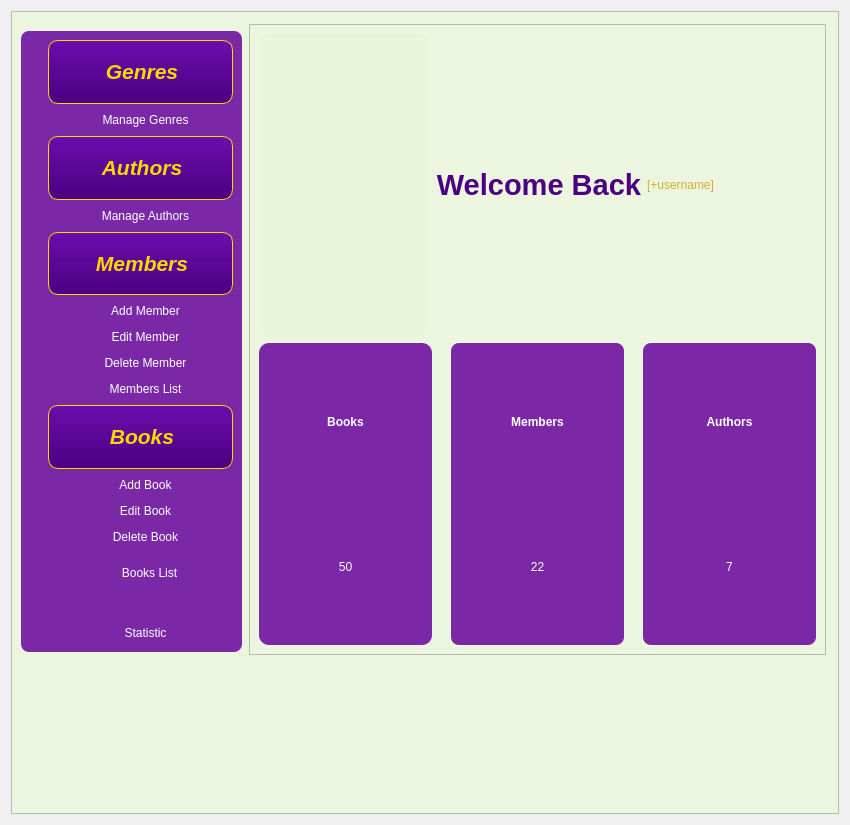
This is digitalLibrary.ui in salmajaghoua23/Library as Qt 5 draws it before an edit. The edited form follows.
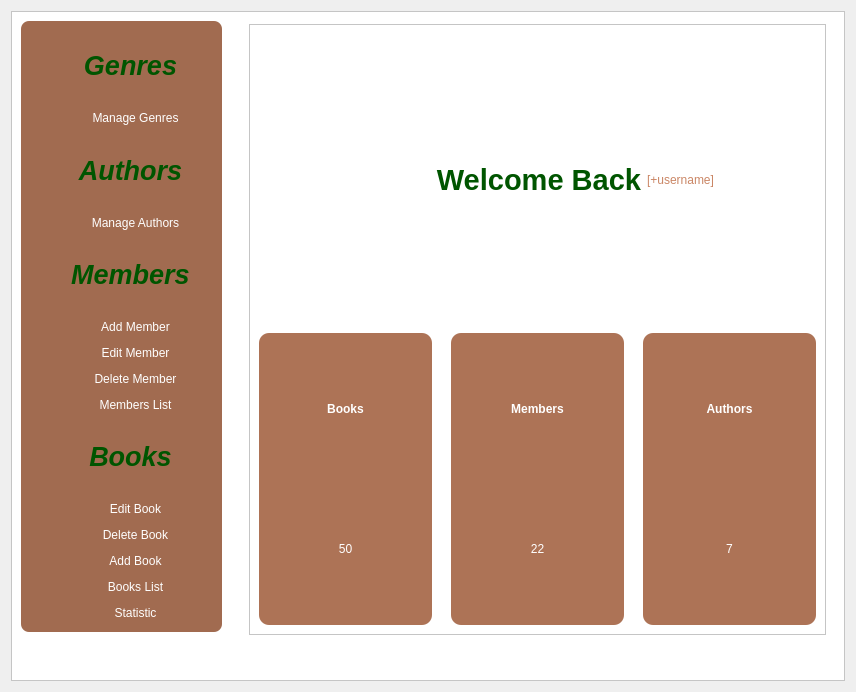
This is the edited form. Icons and pictures are not drawn.

Diff of the .ui file:
```diff
--- a/digitalLibrary.ui
+++ b/digitalLibrary.ui
@@ -6,8 +6,8 @@
    <rect>
     <x>0</x>
     <y>0</y>
-    <width>850</width>
-    <height>825</height>
+    <width>856</width>
+    <height>692</height>
    </rect>
   </property>
   <property name="windowTitle">
@@ -17,7 +17,7 @@
    <item>
     <widget class="QFrame" name="frame_4">
      <property name="styleSheet">
-      <string notr="true">background-color: #ebf5df</string>
+      <string notr="true">background-color: white</string>
      </property>
      <property name="frameShape">
       <enum>QFrame::Shape::StyledPanel</enum>
@@ -31,11 +31,11 @@
         <x>238</x>
         <y>13</y>
         <width>577</width>
-        <height>631</height>
+        <height>611</height>
        </rect>
       </property>
       <property name="styleSheet">
-       <string notr="true">background-color: #ebf5df;
+       <string notr="true">background-color: white;
 </string>
       </property>
       <property name="frameShape">
@@ -56,7 +56,7 @@
                <item>
                 <widget class="QFrame" name="frame_2">
                  <property name="styleSheet">
-                  <string notr="true">background-color: #e9f5db;
+                  <string notr="true">background-color: white;
 border-radius: 10px;</string>
                  </property>
                  <property name="frameShape">
@@ -69,7 +69,7 @@
                   <item>
                    <widget class="QLabel" name="label_3">
                     <property name="styleSheet">
-                     <string notr="true"/>
+                     <string notr="true">background:white;</string>
                     </property>
                     <property name="text">
                      <string/>
@@ -90,11 +90,11 @@
             <widget class="QLabel" name="label">
              <property name="styleSheet">
               <string notr="true">font: italic 18pt &quot;Georgia&quot;;
-color: #4B0082;  /* Violet foncé */
+color:  rgb(210, 156, 255);/* Violet foncé */
 text-shadow: 1px 1px 2px #FFD70033;  /* Ombre dorée subtile */</string>
              </property>
              <property name="text">
-              <string>&lt;html&gt;&lt;head/&gt;&lt;body&gt;&lt;p align=&quot;right&quot;&gt;&lt;span style=&quot; font-size:22pt; font-weight:700;&quot;&gt;Welcome Back&lt;/span&gt;&lt;/p&gt;&lt;/body&gt;&lt;/html&gt;</string>
+              <string>&lt;html&gt;&lt;head/&gt;&lt;body&gt;&lt;p align=&quot;right&quot;&gt;&lt;span style=&quot; font-size:22pt; font-weight:700; color:#005500;&quot;&gt;Welcome Back&lt;/span&gt;&lt;/p&gt;&lt;/body&gt;&lt;/html&gt;</string>
              </property>
             </widget>
            </item>
@@ -105,7 +105,7 @@
 color: #D4AF37;  /* Or métallique */</string>
              </property>
              <property name="text">
-              <string>&lt;html&gt;&lt;head/&gt;&lt;body&gt;&lt;p&gt;&lt;span style=&quot; color:#d4af37;&quot;&gt;[+username]&lt;/span&gt;&lt;/p&gt;&lt;/body&gt;&lt;/html&gt;</string>
+              <string>&lt;html&gt;&lt;head/&gt;&lt;body&gt;&lt;p&gt;&lt;span style=&quot; color:#ca8665;&quot;&gt;[+username]&lt;/span&gt;&lt;/p&gt;&lt;/body&gt;&lt;/html&gt;</string>
              </property>
             </widget>
            </item>
@@ -118,7 +118,7 @@
          <item>
           <widget class="QFrame" name="frame_9">
            <property name="styleSheet">
-            <string notr="true">background-color: #7A28A5;
+            <string notr="true">background-color: rgb(173, 115, 86);
 border-radius: 10px;</string>
            </property>
            <property name="frameShape">
@@ -184,8 +184,8 @@
          <item>
           <widget class="QFrame" name="frame_8">
            <property name="styleSheet">
-            <string notr="true">background-color:#7A28A5;
-border-radius: 8px;</string>
+            <string notr="true">background-color: rgb(173, 115, 86);
+border-radius: 10px;</string>
            </property>
            <property name="frameShape">
             <enum>QFrame::Shape::StyledPanel</enum>
@@ -250,8 +250,8 @@
          <item>
           <widget class="QFrame" name="frame_6">
            <property name="styleSheet">
-            <string notr="true">background-color: #7A28A5;
-border-radius: 8px;</string>
+            <string notr="true">background-color: rgb(173, 115, 86);
+border-radius: 10px;</string>
            </property>
            <property name="frameShape">
             <enum>QFrame::Shape::StyledPanel</enum>
@@ -305,13 +305,13 @@
       <property name="geometry">
        <rect>
         <x>10</x>
-        <y>20</y>
-        <width>221</width>
-        <height>621</height>
+        <y>10</y>
+        <width>201</width>
+        <height>611</height>
        </rect>
       </property>
       <property name="styleSheet">
-       <string notr="true">background-color: #7A28A5; /* ou une autre couleur */
+       <string notr="true">background-color: rgb(161, 107, 80); /* ou une autre couleur */
 border-radius: 8px;
 </string>
       </property>
@@ -343,15 +343,10 @@
          <item>
           <widget class="QLabel" name="label_5">
            <property name="styleSheet">
-            <string notr="true">background: qlineargradient(x1:0, y1:0, x2:0, y2:1, stop:0 #6A0DAD, stop:1 #4B0082); /* Dégradé violet */
-border-radius: 10px;
-border: 1px solid #FFD700; /* Bordure or plus fine */
-box-shadow: 0 4px 8px rgba(106, 13, 173, 0.3); /* Ombre violette */
-
-</string>
+            <string notr="true">color:rgb(0, 85, 0)</string>
            </property>
            <property name="text">
-            <string>&lt;html&gt;&lt;head/&gt;&lt;body&gt;&lt;p align=&quot;center&quot;&gt;&lt;span style=&quot; font-size:16pt; font-weight:700; font-style:italic; color:#ffd700;&quot;&gt;Genres&lt;/span&gt;&lt;/p&gt;&lt;/body&gt;&lt;/html&gt;</string>
+            <string>&lt;html&gt;&lt;head/&gt;&lt;body&gt;&lt;p align=&quot;center&quot;&gt;&lt;span style=&quot; font-size:20pt; font-weight:700; font-style:italic; color:#005500;&quot;&gt;Genres&lt;/span&gt;&lt;/p&gt;&lt;/body&gt;&lt;/html&gt;</string>
            </property>
           </widget>
          </item>
@@ -427,15 +422,10 @@
          <item>
           <widget class="QLabel" name="label_6">
            <property name="styleSheet">
-            <string notr="true">background: qlineargradient(x1:0, y1:0, x2:0, y2:1, stop:0 #6A0DAD, stop:1 #4B0082); /* Dégradé violet */
-border-radius: 10px;
-border: 1px solid #FFD700; /* Bordure or plus fine */
-box-shadow: 0 4px 8px rgba(106, 13, 173, 0.3); /* Ombre violette */
-
-</string>
+            <string notr="true">color:rgb(85, 170, 0)qradialgradient(spread:pad, cx:0.5, cy:0.5, radius:0.5, fx:0.5, fy:0.5, stop:0 rgba(255, 235, 235, 206), stop:0.35 rgba(255, 188, 188, 80), stop:0.4 rgba(255, 162, 162, 80), stop:0.425 rgba(255, 132, 132, 156), stop:0.44 rgba(252, 128, 128, 80), stop:1 rgba(255, 255, 255, 0))</string>
            </property>
            <property name="text">
-            <string>&lt;html&gt;&lt;head/&gt;&lt;body&gt;&lt;p align=&quot;center&quot;&gt;&lt;span style=&quot; font-size:16pt; font-weight:700; font-style:italic; color:#ffd700;&quot;&gt;Authors&lt;/span&gt;&lt;/p&gt;&lt;/body&gt;&lt;/html&gt;</string>
+            <string>&lt;html&gt;&lt;head/&gt;&lt;body&gt;&lt;p align=&quot;center&quot;&gt;&lt;span style=&quot; font-size:20pt; font-weight:700; font-style:italic; color:#005500;&quot;&gt;Authors&lt;/span&gt;&lt;/p&gt;&lt;/body&gt;&lt;/html&gt;</string>
            </property>
           </widget>
          </item>
@@ -472,8 +462,7 @@
 {
 background:#FFD700#FFD700;
 border-radius:5px;
-}
-</string>
+}</string>
            </property>
            <property name="text">
             <string>Manage Authors</string>
@@ -512,15 +501,10 @@
          <item>
           <widget class="QLabel" name="label_7">
            <property name="styleSheet">
-            <string notr="true">background: qlineargradient(x1:0, y1:0, x2:0, y2:1, stop:0 #6A0DAD, stop:1 #4B0082); /* Dégradé violet */
-border-radius: 10px;
-border: 1px solid #FFD700; /* Bordure or plus fine */
-box-shadow: 0 4px 8px rgba(106, 13, 173, 0.3); /* Ombre violette */
-
-</string>
+            <string notr="true"/>
            </property>
            <property name="text">
-            <string>&lt;html&gt;&lt;head/&gt;&lt;body&gt;&lt;p align=&quot;center&quot;&gt;&lt;span style=&quot; font-size:16pt; font-weight:700; font-style:italic; color:#ffd700;&quot;&gt;Members&lt;/span&gt;&lt;/p&gt;&lt;/body&gt;&lt;/html&gt;</string>
+            <string>&lt;html&gt;&lt;head/&gt;&lt;body&gt;&lt;p align=&quot;center&quot;&gt;&lt;span style=&quot; font-size:20pt; font-weight:700; font-style:italic; color:#005500;&quot;&gt;Members&lt;/span&gt;&lt;/p&gt;&lt;/body&gt;&lt;/html&gt;</string>
            </property>
           </widget>
          </item>
@@ -598,7 +582,7 @@
            <property name="styleSheet">
             <string notr="true">QPushButton{
 font: 63 14pt &quot;georgia&quot;;
-color:white;
+color: white;
 padding : 0 8px;
 
 }
@@ -647,7 +631,7 @@
            <property name="styleSheet">
             <string notr="true">QPushButton{
 font: 63 14pt &quot;georgia&quot;;
-color:white;
+color: white;
 padding : 0 8px;
 
 }
@@ -696,7 +680,7 @@
            <property name="styleSheet">
             <string notr="true">QPushButton{
 font: 63 14pt &quot;georgia&quot;;
-color:white;
+color: white;
 padding : 0 8px;
 
 }
@@ -743,64 +727,10 @@
          <item>
           <widget class="QLabel" name="label_8">
            <property name="styleSheet">
-            <string notr="true">background: qlineargradient(x1:0, y1:0, x2:0, y2:1, stop:0 #6A0DAD, stop:1 #4B0082); /* Dégradé violet */
-border-radius: 10px;
-border: 1px solid #FFD700; /* Bordure or plus fine */
-box-shadow: 0 4px 8px rgba(106, 13, 173, 0.3); /* Ombre violette */
-
-</string>
+            <string notr="true"/>
            </property>
            <property name="text">
-            <string>&lt;html&gt;&lt;head/&gt;&lt;body&gt;&lt;p align=&quot;center&quot;&gt;&lt;span style=&quot; font-size:16pt; font-weight:700; font-style:italic; color:#ffd700;&quot;&gt;Books&lt;/span&gt;&lt;/p&gt;&lt;/body&gt;&lt;/html&gt;</string>
-           </property>
-          </widget>
-         </item>
-        </layout>
-       </item>
-       <item>
-        <layout class="QHBoxLayout" name="horizontalLayout_11">
-         <item>
-          <spacer name="horizontalSpacer_9">
-           <property name="orientation">
-            <enum>Qt::Orientation::Horizontal</enum>
-           </property>
-           <property name="sizeType">
-            <enum>QSizePolicy::Policy::Fixed</enum>
-           </property>
-           <property name="sizeHint" stdset="0">
-            <size>
-             <width>28</width>
-             <height>20</height>
-            </size>
-           </property>
-          </spacer>
-         </item>
-         <item>
-          <widget class="QPushButton" name="addBookBtn">
-           <property name="styleSheet">
-            <string notr="true">QPushButton{
-font: 63 14pt &quot;georgia&quot;;
-color:white;
-padding : 0 8px;
-
-}
-QPushButton:hover:!pressed
-{
-background:#FFD700;
-border-radius:5px;
-}</string>
-           </property>
-           <property name="text">
-            <string>Add Book</string>
-           </property>
-           <property name="autoDefault">
-            <bool>false</bool>
-           </property>
-           <property name="default">
-            <bool>false</bool>
-           </property>
-           <property name="flat">
-            <bool>true</bool>
+            <string>&lt;html&gt;&lt;head/&gt;&lt;body&gt;&lt;p align=&quot;center&quot;&gt;&lt;span style=&quot; font-size:20pt; font-weight:700; font-style:italic; color:#005500;&quot;&gt;Books&lt;/span&gt;&lt;/p&gt;&lt;/body&gt;&lt;/html&gt;</string>
            </property>
           </widget>
          </item>
@@ -829,7 +759,7 @@
            <property name="styleSheet">
             <string notr="true">QPushButton{
 font: 63 14pt &quot;georgia&quot;;
-color:white;
+color: white;
 padding : 0 8px;
 
 }
@@ -878,7 +808,7 @@
            <property name="styleSheet">
             <string notr="true">QPushButton{
 font: 63 14pt &quot;georgia&quot;;
-color:white;
+color: white;
 padding : 0 8px;
 
 }
@@ -905,26 +835,55 @@
         </layout>
        </item>
        <item>
-        <widget class="QFrame" name="statsButton_2">
+        <layout class="QHBoxLayout" name="horizontalLayout_11">
+         <item>
+          <spacer name="horizontalSpacer_9">
+           <property name="orientation">
+            <enum>Qt::Orientation::Horizontal</enum>
+           </property>
+           <property name="sizeType">
+            <enum>QSizePolicy::Policy::Fixed</enum>
+           </property>
+           <property name="sizeHint" stdset="0">
+            <size>
+             <width>28</width>
+             <height>20</height>
+            </size>
+           </property>
+          </spacer>
+         </item>
+         <item>
+          <widget class="QPushButton" name="addBookBtn">
          <property name="styleSheet">
-          <string notr="true">background-color: #7A28A5;
-border-radius:8px</string>
-         </property>
-         <property name="frameShape">
-          <enum>QFrame::Shape::StyledPanel</enum>
-         </property>
-         <property name="frameShadow">
-          <enum>QFrame::Shadow::Raised</enum>
-         </property>
-         <widget class="QWidget" name="layoutWidget">
-          <property name="geometry">
-           <rect>
-            <x>0</x>
-            <y>0</y>
-            <width>211</width>
-            <height>41</height>
-           </rect>
-          </property>
+            <string notr="true">QPushButton{
+font: 63 14pt &quot;georgia&quot;;
+color: white;
+padding : 0 8px;
+
+}
+QPushButton:hover:!pressed
+{
+background:rgb(255, 168, 110);
+border-radius:5px;
+}</string>
+           </property>
+           <property name="text">
+            <string>Add Book</string>
+           </property>
+           <property name="autoDefault">
+            <bool>false</bool>
+           </property>
+           <property name="default">
+            <bool>false</bool>
+           </property>
+           <property name="flat">
+            <bool>true</bool>
+           </property>
+          </widget>
+         </item>
+        </layout>
+       </item>
+       <item>
           <layout class="QHBoxLayout" name="horizontalLayout_15">
            <item>
             <spacer name="horizontalSpacer_15">
@@ -947,7 +906,7 @@
              <property name="styleSheet">
               <string notr="true">QPushButton{
 font: 63 14pt &quot;georgia&quot;;
-color:white;
+color: white;
 padding : 0 8px;
 
 }
@@ -972,8 +931,6 @@
             </widget>
            </item>
           </layout>
-         </widget>
-        </widget>
        </item>
        <item>
         <layout class="QHBoxLayout" name="horizontalLayout_14">
@@ -998,7 +955,7 @@
            <property name="styleSheet">
             <string notr="true">QPushButton{
 font: 63 14pt &quot;georgia&quot;;
-color:white;
+color: white;
 padding : 0 8px;
 
 }
```
Left out of the diff: 20 changed lines with no effect on the pictures. Lines whose indentation alone changed are shown as unchanged.
